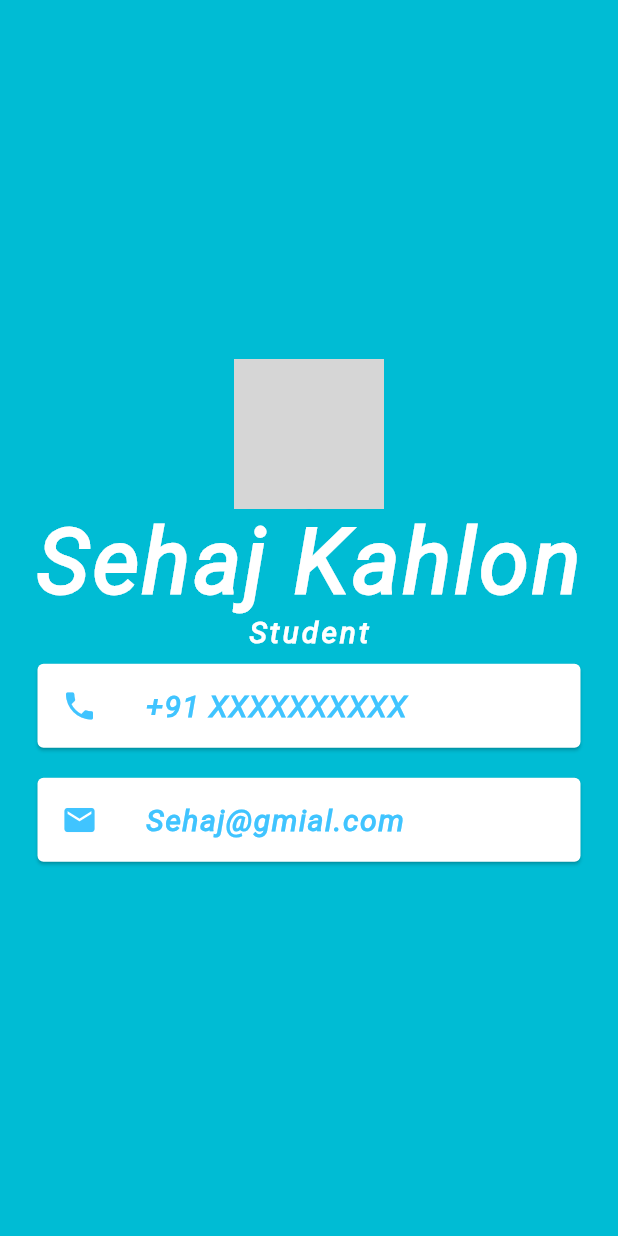
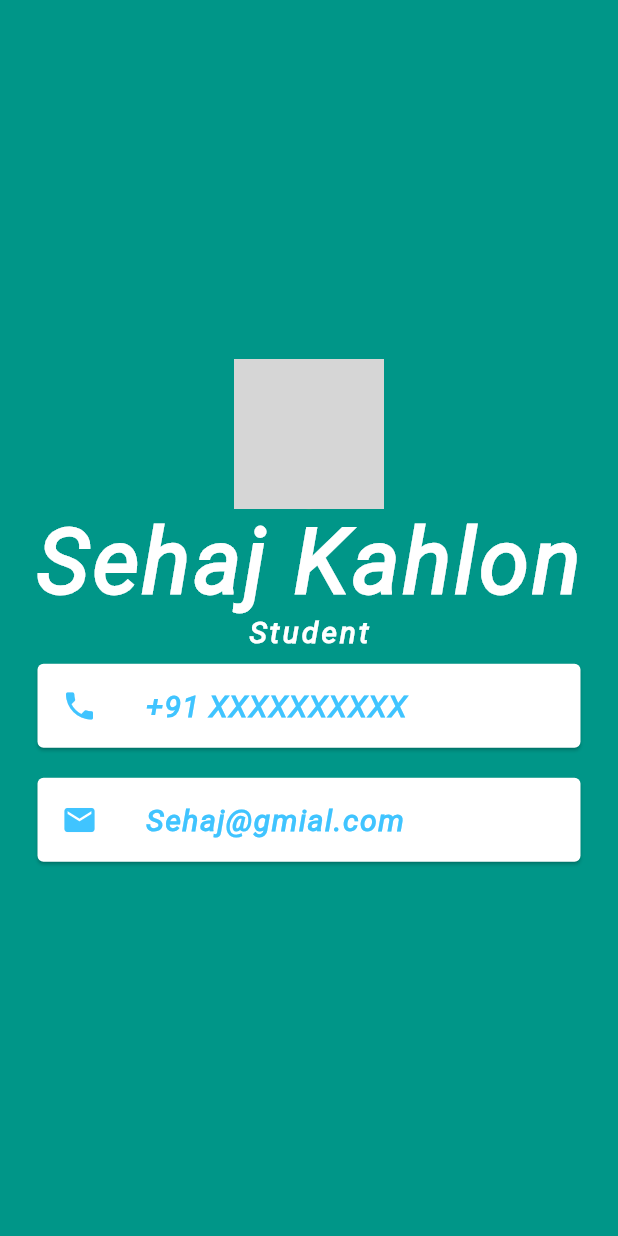
Before and after one commit to Sehaj-kahlon/Intro-App, a Flutter app: the screen it shows after launch, on a phone screen of 412 x 824 dp. Run offline on Flutter 3.47's test engine with Material 2 defaults, Android fonts, the phone set to English and light mode, and no system bars; Roboto replaces fonts that are missing (Roboto-Italic); grey boxes are pictures that could not be loaded.

Commit message:
ui chnages

```diff
--- a/lib/main.dart
+++ b/lib/main.dart
@@ -9,13 +9,14 @@ class MyApp extends StatelessWidget {
   Widget build(BuildContext context) {
     return MaterialApp(
       home: Scaffold(
-        backgroundColor: Colors.cyan,
+        backgroundColor: Colors.teal,
         body: Container(
           child: Column(
             mainAxisAlignment: MainAxisAlignment.center,
             children: <Widget>[
               CircleAvatar(
                 radius: 50.0,
+                backgroundColor: Colors.green,
                 backgroundImage: AssetImage('images/dummy2.JPG'),
               ),
               Text(
```
